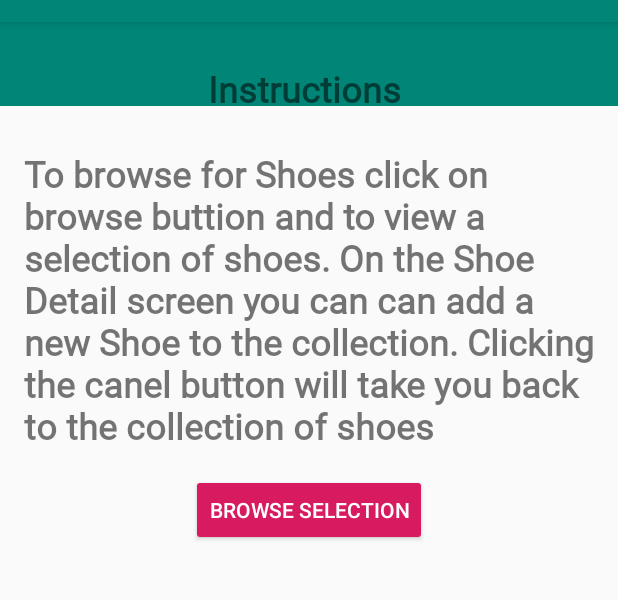
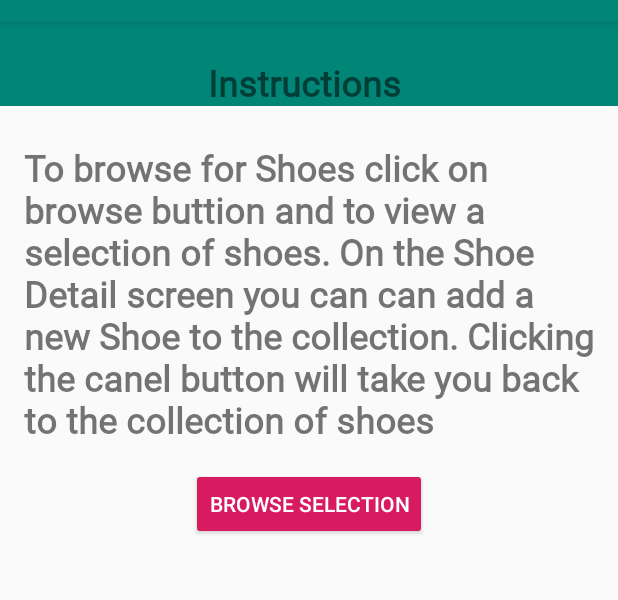
Before and after one commit to darinjswilliams/ShoeStore, an Android app: the InstructionsFragment screen opened through its navigation route, on a phone screen of 412 x 824 dp, the part 62-662 px from its top. Run offline under Robolectric (Android 15) with nearby library versions, the phone set to English and light mode, and no system bars; our stand-ins replace Timber, data binding, navigation-ui.

Commit message:
updated layouts, removed hardcoded strings

```diff
--- a/app/src/main/java/com/udacity/shoestore/MainActivity.kt
+++ b/app/src/main/java/com/udacity/shoestore/MainActivity.kt
@@ -14,19 +14,18 @@ import timber.log.Timber
 
 class MainActivity : AppCompatActivity() {
 
-    private lateinit var appBarConfiguration: AppBarConfiguration
+    private lateinit var binding: ActivityMainBinding
 
     override fun onCreate(savedInstanceState: Bundle?) {
         super.onCreate(savedInstanceState)
-        setContentView(R.layout.activity_main)
+        binding = DataBindingUtil.setContentView(this, R.layout.activity_main)
         Timber.i("MainActivity: onCreate")
 
     }
 
 
     override fun onSupportNavigateUp(): Boolean {
-        val navController = this.findNavController(R.id.nav_host_fragment)
-        return navController.navigateUp()
+        return binding.navHostFragment.findNavController().navigateUp()
     }
 
     override fun onBackPressed() {
--- a/app/src/main/java/com/udacity/shoestore/destination/detail/ShoeDetailFragment.kt
+++ b/app/src/main/java/com/udacity/shoestore/destination/detail/ShoeDetailFragment.kt
@@ -49,14 +49,14 @@ class ShoeDetailFragment : Fragment() {
         binding.shoe = shoe
 
         shoeViewModel.isValidShoe.observe(viewLifecycleOwner, { checkForValidShoe ->
-            if(checkForValidShoe) {
+            if (checkForValidShoe) {
                 navigationToRoute()
                 shoeViewModel.validateInventory()
             }
         })
 
         shoeViewModel.cancelShoe.observe(viewLifecycleOwner, { userCancelShoeRequest ->
-            if(userCancelShoeRequest){
+            if (userCancelShoeRequest) {
                 navigationToRoute()
                 shoeViewModel.validateInventory()
             }
@@ -68,7 +68,7 @@ class ShoeDetailFragment : Fragment() {
     }
 
 
-    private fun navigationToRoute(){
+    private fun navigationToRoute() {
         //Since the navigation is simple, just go back to previous screen by use navigateUp
         findNavController().navigateUp()
     }
--- a/app/src/main/java/com/udacity/shoestore/instructions/InstructionsFragment.kt
+++ b/app/src/main/java/com/udacity/shoestore/instructions/InstructionsFragment.kt
@@ -25,8 +25,7 @@ class InstructionsFragment : Fragment() {
         savedInstanceState: Bundle?
     ): View? {
         // Inflate the layout for this fragment
-        binding =
-            DataBindingUtil.inflate(inflater, R.layout.fragment_instructions, container, false)
+        binding = FragmentInstructionsBinding.inflate(inflater, container, false)
 
         binding.instructionsButton.setOnClickListener { view: View ->
             view.findNavController()
--- a/app/src/main/java/com/udacity/shoestore/login/LoginFragment.kt
+++ b/app/src/main/java/com/udacity/shoestore/login/LoginFragment.kt
@@ -26,7 +26,7 @@ class LoginFragment : Fragment() {
         savedInstanceState: Bundle?
     ): View? {
         // Inflate the layout for this fragment
-        binding = DataBindingUtil.inflate(inflater, R.layout.fragment_login, container, false)
+        binding = FragmentLoginBinding.inflate(inflater, container, false)
 
         binding.newLoginBtn.setOnClickListener { view: View ->
             view.findNavController()
--- a/app/src/main/java/com/udacity/shoestore/models/Shoe.kt
+++ b/app/src/main/java/com/udacity/shoestore/models/Shoe.kt
@@ -1,7 +1,7 @@
 package com.udacity.shoestore.models
 
 import android.os.Parcelable
-import kotlinx.android.parcel.Parcelize
+import kotlinx.parcelize.Parcelize
 
 @Parcelize
 data class Shoe(var name: String, var size: Double, var company: String, var description: String,
--- a/app/src/main/res/layout/activity_main.xml
+++ b/app/src/main/res/layout/activity_main.xml
@@ -16,7 +16,7 @@
             android:background="?attr/colorPrimary"
             app:popupTheme="@style/AppTheme.PopupOverlay"/>
 
-        <fragment
+        <androidx.fragment.app.FragmentContainerView
             android:id="@+id/nav_host_fragment"
             android:name="androidx.navigation.fragment.NavHostFragment"
             android:layout_width="match_parent"
--- a/app/src/main/res/layout/fragment_instructions.xml
+++ b/app/src/main/res/layout/fragment_instructions.xml
@@ -3,23 +3,22 @@
     xmlns:app="http://schemas.android.com/apk/res-auto"
     xmlns:tools="http://schemas.android.com/tools">
 
-
+    <!-- Fragment Instructions using ConstraintLayout to layout elements -->
     <androidx.constraintlayout.widget.ConstraintLayout
         android:id="@+id/instructions_layout"
         android:layout_width="match_parent"
         android:layout_height="match_parent"
         tools:context=".instructions.InstructionsFragment">
 
-        <!-- TODO: Update blank fragment layout -->
 
         <TextView
             android:id="@+id/instructions_title"
             style="@style/BaseStyle"
             android:layout_width="0dp"
             android:layout_height="wrap_content"
-            android:layout_marginStart="16dp"
-            android:layout_marginTop="20dp"
-            android:layout_marginEnd="16dp"
+            android:layout_marginStart="@dimen/margin_wide"
+            android:layout_marginTop="@dimen/margin_wide"
+            android:layout_marginEnd="@dimen/margin_wide"
             android:text="@string/Instruction_title"
             android:textAlignment="center"
             app:layout_constraintEnd_toEndOf="parent"
@@ -31,9 +30,9 @@
             style="@style/BaseStyle"
             android:layout_width="0dp"
             android:layout_height="wrap_content"
-            android:layout_marginStart="16dp"
-            android:layout_marginTop="16dp"
-            android:layout_marginEnd="16dp"
+            android:layout_marginStart="@dimen/margin_wide"
+            android:layout_marginTop="@dimen/margin_wide"
+            android:layout_marginEnd="@dimen/margin_wide"
             android:text="@string/instructions_message_text"
             app:layout_constraintEnd_toEndOf="parent"
             app:layout_constraintHorizontal_bias="0.0"
@@ -45,7 +44,7 @@
             android:id="@+id/instructions_button"
             android:layout_width="wrap_content"
             android:layout_height="wrap_content"
-            android:layout_marginTop="16dp"
+            android:layout_marginTop="@dimen/margin_wide"
             android:text="@string/instruction_browse"
             app:layout_constraintEnd_toEndOf="parent"
             app:layout_constraintStart_toStartOf="parent"
--- a/app/src/main/res/layout/fragment_shoe_destination.xml
+++ b/app/src/main/res/layout/fragment_shoe_destination.xml
@@ -7,6 +7,8 @@
         android:id="@+id/destination_scroll"
         android:layout_width="match_parent"
         android:layout_height="match_parent">
+
+        <!-- Using LinearLayout inside of ScrollView to layout elements -->
 
         <LinearLayout
             android:id="@+id/shoe_items"
@@ -25,7 +27,7 @@
                 app:pressedTranslationZ="@dimen/twice_extra_small"
                 app:elevation="@dimen/extra_small"
                 android:contentDescription="@string/submit"
-                android:layout_margin="16dp" />
+                android:layout_margin="@dimen/margin_wide" />
 
         </LinearLayout>
 
--- a/app/src/main/res/values/dimens.xml
+++ b/app/src/main/res/values/dimens.xml
@@ -9,4 +9,5 @@
     <dimen name="margin_top">150dp</dimen>
     <dimen name="extra_small">6dp</dimen>
     <dimen name="twice_extra_small">12dp</dimen>
+    <dimen name="extra_large">50dp</dimen>
 </resources>
```
Also changed, not shown: app/src/main/java/com/udacity/shoestore/destination/ShoeDestinationFragment.kt (+1 -6 lines), app/src/main/res/layout/fragment_login.xml (+18 -20 lines), app/src/main/res/layout/fragment_shoe_detail.xml (+22 -21 lines), app/src/main/res/layout/fragment_welcome.xml (+8 -6 lines), app/src/main/res/layout/shoetextview.xml (+10 -8 lines).
